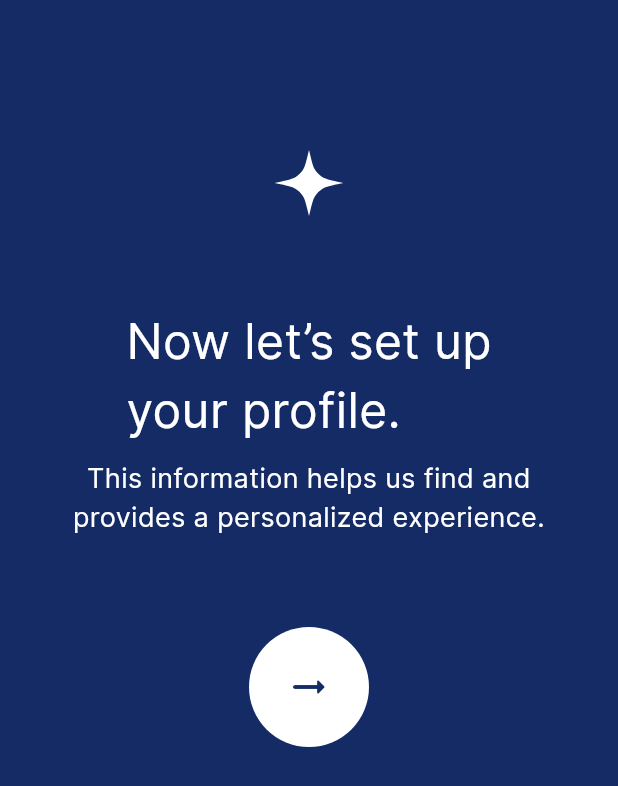
After one commit to dravya08/arham_labs_assignment, a Flutter app: the SetupView screen opened by its route, on a phone screen of 412 x 824 dp. The commit adds this screen. Shown: the top 786 px of the screen. Run offline on Flutter 3.47's test engine with Material 3 defaults, Android fonts, the phone set to English and light mode, and no system bars; our stand-ins replace country_code_picker, flutter_svg, get, get_it, pin_code_fields, shared_preferences; accounts and stored records are empty.

Commit message:
setup view done

```diff
--- a/lib/controllers/otp/otp_controller.dart
+++ b/lib/controllers/otp/otp_controller.dart
@@ -1,5 +1,6 @@
 import 'dart:async';
 
+import 'package:arham_labs_assignment/utilities/resources/routes_manager.dart';
 import 'package:arham_labs_assignment/utilities/resources/strings_manager.dart';
 import 'package:get/get.dart';
 
@@ -48,6 +49,8 @@ class OtpController extends GetxController {
   }
 
   void submit() {
-    if (otp.isNotEmpty || otp.value.length <= 4) return;
+    if (otp.isEmpty || otp.value.length != 4) return;
+
+    Get.offNamed(Routes.setup);
   }
 }
--- a/lib/screens/otp/otp_view.dart
+++ b/lib/screens/otp/otp_view.dart
@@ -101,7 +101,7 @@ class OtpView extends StatelessWidget {
                 width: double.infinity,
                 height: AppSize.s48,
                 child: ElevatedButton(
-                  onPressed: () => null,
+                  onPressed: () => otpController.submit(),
                   child: Text(
                     AppStrings.submitOtp,
                     style: getRegularStyle(
--- /dev/null
+++ b/lib/screens/setup/setup_view.dart
@@ -0,0 +1,56 @@
+import 'package:arham_labs_assignment/utilities/resources/assets_manager.dart';
+import 'package:arham_labs_assignment/utilities/resources/color_manager.dart';
+import 'package:arham_labs_assignment/utilities/resources/font_manager.dart';
+import 'package:arham_labs_assignment/utilities/resources/strings_manager.dart';
+import 'package:arham_labs_assignment/utilities/resources/styles_manager.dart';
+import 'package:arham_labs_assignment/utilities/resources/values_manager.dart';
+import 'package:flutter/material.dart';
+import 'package:flutter_svg/flutter_svg.dart';
+
+class SetupView extends StatelessWidget {
+  const SetupView({super.key});
+
+  @override
+  Widget build(BuildContext context) {
+    return Scaffold(
+      backgroundColor: ColorManager.blue,
+      body: SafeArea(
+        child: Container(
+          width: double.infinity,
+          padding: EdgeInsets.symmetric(horizontal: AppPadding.p20),
+          child: Column(
+            crossAxisAlignment: CrossAxisAlignment.center,
+            children: [
+              SizedBox(height: AppSize.s100),
+              SvgPicture.asset(ImageAssets.starWhite),
+              SizedBox(height: AppSize.s60),
+              Text(
+                AppStrings.nowLetsSetUpYourProfile,
+                style: getRegularStyle(
+                    color: ColorManager.white, fontSize: FontSize.s32),
+              ),
+              SizedBox(height: AppSize.s10),
+              Text(
+                textAlign: TextAlign.center,
+                AppStrings.disclaimer,
+                style: getRegularStyle(
+                    color: ColorManager.white, fontSize: FontSize.s18),
+              ),
+              SizedBox(height: AppSize.s60),
+              IconButton(
+                  style: IconButton.styleFrom(
+                      backgroundColor: ColorManager.white,
+                      fixedSize: Size(AppSize.s80, AppSize.s80)),
+                  onPressed: () {},
+                  icon: Icon(
+                    Icons.arrow_right_alt_rounded,
+                    color: ColorManager.blue,
+                    size: AppSize.s32,
+                  ))
+            ],
+          ),
+        ),
+      ),
+    );
+  }
+}
--- a/lib/utilities/resources/assets_manager.dart
+++ b/lib/utilities/resources/assets_manager.dart
@@ -2,6 +2,7 @@ const String IMAGE_PATH = "assets/images";
 
 class ImageAssets {
   static const String splashLogo = "$IMAGE_PATH/logo.svg";
+  static const String starWhite = "$IMAGE_PATH/star_white.svg";
 }
 
 class JsonAssets {
--- a/lib/utilities/resources/color_manager.dart
+++ b/lib/utilities/resources/color_manager.dart
@@ -4,6 +4,7 @@ class ColorManager {
   static Color primary = HexColor.fromHex("#FFFFFF");
   static Color secondary = HexColor.fromHex("#4166C6");
   static Color splashColor = HexColor.fromHex("#F0F4FF");
+  static Color blue = HexColor.fromHex("#142B66");
 
   static Color white = HexColor.fromHex("#FFFFFF");
   static Color error = HexColor.fromHex("#e61f34");
--- a/lib/utilities/resources/font_manager.dart
+++ b/lib/utilities/resources/font_manager.dart
@@ -20,4 +20,5 @@ class FontSize {
   static const double s18 = 18.0;
   static const double s20 = 20.0;
   static const double s24 = 24.0;
+  static const double s32 = 32.0;
 }
--- a/lib/utilities/resources/routes_manager.dart
+++ b/lib/utilities/resources/routes_manager.dart
@@ -3,6 +3,7 @@ import 'package:get/get.dart';
 import '../../screens/get_started/get_started_view.dart';
 import '../../screens/login/login_view.dart';
 import '../../screens/otp/otp_view.dart';
+import '../../screens/setup/setup_view.dart';
 import '../../screens/splash/splash_view.dart';
 
 class Routes {
@@ -10,6 +11,7 @@ class Routes {
   static const String getStarted = "/getStarted";
   static const String login = "/login";
   static const String otp = "/otp";
+  static const String setup = "/setup";
 }
 
 final getPages = [
@@ -29,4 +31,8 @@ final getPages = [
     name: Routes.otp,
     page: () => const OtpView(),
   ),
+  GetPage(
+    name: Routes.setup,
+    page: () => const SetupView(),
+  ),
 ];
--- a/lib/utilities/resources/strings_manager.dart
+++ b/lib/utilities/resources/strings_manager.dart
@@ -29,4 +29,8 @@ class AppStrings {
       "Please enter your phone number";
   static const String phoneNumberMustBeAtLeast10Digits =
       "Phone number must be at\nleast 10 digits";
+
+  static const nowLetsSetUpYourProfile = "Now let’s set up\nyour profile.";
+  static const disclaimer =
+      "This information helps us find and provides a personalized experience. ";
 }
```
Also changed, not shown: assets/images/star_white.svg (added).
